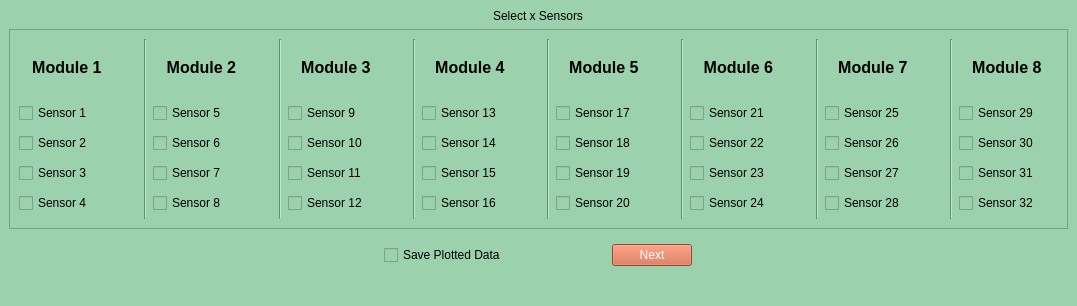
The window that GUI/sensor_selection_matrix.ui (jrsm1/EWAS_Application) describes before a commit, drawn with Qt 5.
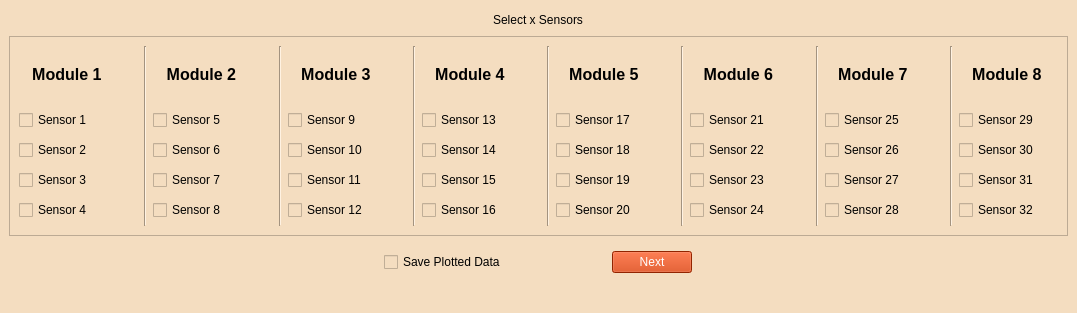
The same window after the commit. Icons and pictures are not drawn.

Commit message:
* Changed UI colors, labels and object names. * Changes in Formatting. [CAREFUL]
* [X] Storing Recording Parameters Correctly
* [X] Generate_ID is working marvelously.

* [ ] Automate Sampling Frequency Suggestion.

Patch:
```diff
--- a/GUI/sensor_selection_matrix.ui
+++ b/GUI/sensor_selection_matrix.ui
@@ -7,7 +7,7 @@
 				<x>0</x>
 				<y>0</y>
 				<width>1077</width>
-				<height>290</height>
+				<height>313</height>
 			</rect>
 		</property>
 		<property name="sizePolicy">
@@ -21,7 +21,7 @@
 		</property>
 		<property name="styleSheet">
 			<string notr="true">font: 12pt &quot;MS Shell Dlg 2&quot;;
-				background-color:rgb(156, 209, 173);
+				background-color: rgb(244, 221, 192);
 				color:rgb(0, 0, 0);
 			</string>
 		</property>
@@ -685,7 +685,7 @@
 							<item>
 								<widget class="QPushButton" name="sensor_selection_NEXT_Bbutton">
 									<property name="styleSheet">
-										<string notr="true">background-color: rgb(209, 99, 65);
+										<string notr="true">background-color:rgb(204, 51, 0);
 											color: rgb(255, 255, 255);
 											font: 12pt &quot;MS Shell Dlg 2&quot;;
 										</string>
```
Left out of the diff: 8 changed lines with no effect on the pictures. The commit also changes 22 other files.
